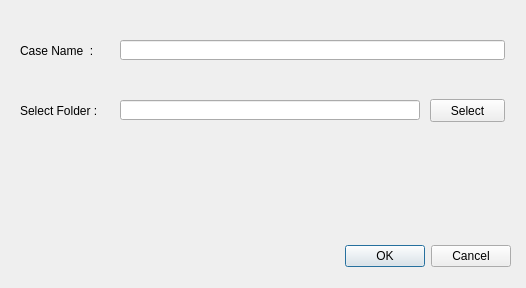
Qt form uis/newCase.ui (JJutopsy/DETTT) before a commit.
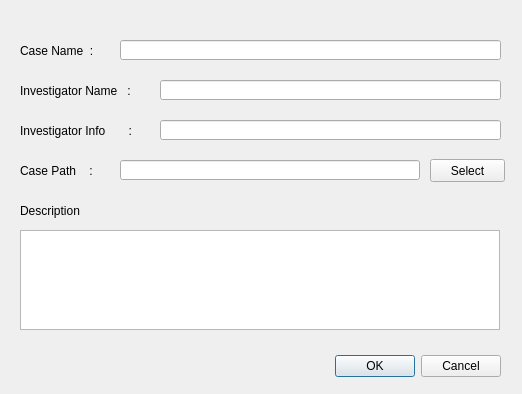
The same form after that commit.

Diff of the .ui file:
```diff
--- a/uis/newCase.ui
+++ b/uis/newCase.ui
@@ -6,8 +6,8 @@
    <rect>
     <x>0</x>
     <y>0</y>
-    <width>526</width>
-    <height>288</height>
+    <width>522</width>
+    <height>394</height>
    </rect>
   </property>
   <property name="windowTitle">
@@ -16,8 +16,8 @@
   <widget class="QDialogButtonBox" name="button_box">
    <property name="geometry">
     <rect>
-     <x>30</x>
-     <y>240</y>
+     <x>20</x>
+     <y>350</y>
      <width>481</width>
      <height>32</height>
     </rect>
@@ -47,7 +47,7 @@
     <rect>
      <x>120</x>
      <y>40</y>
-     <width>385</width>
+     <width>381</width>
      <height>20</height>
     </rect>
    </property>
@@ -56,20 +56,20 @@
    <property name="geometry">
     <rect>
      <x>20</x>
-     <y>90</y>
+     <y>150</y>
      <width>81</width>
      <height>41</height>
     </rect>
    </property>
    <property name="text">
-    <string>Select Folder :</string>
+    <string>Case Path    :</string>
    </property>
   </widget>
   <widget class="QLineEdit" name="folder_input">
    <property name="geometry">
     <rect>
      <x>120</x>
-     <y>100</y>
+     <y>160</y>
      <width>300</width>
      <height>20</height>
     </rect>
@@ -79,7 +79,7 @@
    <property name="geometry">
     <rect>
      <x>430</x>
-     <y>99</y>
+     <y>159</y>
      <width>75</width>
      <height>23</height>
     </rect>
@@ -88,6 +88,75 @@
     <string>Select</string>
    </property>
   </widget>
+  <widget class="QLabel" name="case_info_label">
+   <property name="geometry">
+    <rect>
+     <x>20</x>
+     <y>190</y>
+     <width>81</width>
+     <height>41</height>
+    </rect>
+   </property>
+   <property name="text">
+    <string>Description</string>
+   </property>
+  </widget>
+  <widget class="QTextEdit" name="case_info_input">
+   <property name="geometry">
+    <rect>
+     <x>20</x>
+     <y>230</y>
+     <width>480</width>
+     <height>100</height>
+    </rect>
+   </property>
+  </widget>
+  <widget class="QLabel" name="case_name_label_2">
+   <property name="geometry">
+    <rect>
+     <x>20</x>
+     <y>70</y>
+     <width>131</width>
+     <height>41</height>
+    </rect>
+   </property>
+   <property name="text">
+    <string>Investigator Name   :</string>
+   </property>
+  </widget>
+  <widget class="QLineEdit" name="user_name_input">
+   <property name="geometry">
+    <rect>
+     <x>160</x>
+     <y>80</y>
+     <width>341</width>
+     <height>20</height>
+    </rect>
+   </property>
+  </widget>
+  <widget class="QLabel" name="case_name_label_3">
+   <property name="geometry">
+    <rect>
+     <x>20</x>
+     <y>110</y>
+     <width>131</width>
+     <height>41</height>
+    </rect>
+   </property>
+   <property name="text">
+    <string>Investigator Info       :</string>
+   </property>
+  </widget>
+  <widget class="QLineEdit" name="user_info_input">
+   <property name="geometry">
+    <rect>
+     <x>160</x>
+     <y>120</y>
+     <width>341</width>
+     <height>20</height>
+    </rect>
+   </property>
+  </widget>
  </widget>
  <resources/>
  <connections>
```
